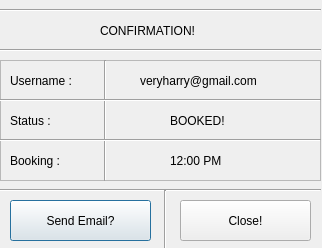
This is QtPy5/Final_project_Config.ui in harsimran2421/bike-dock-system as Qt 5 draws it before an edit. The edited form follows.
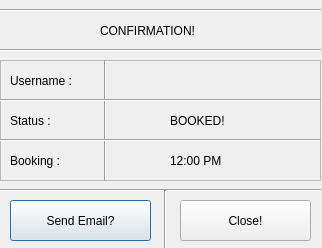
This is the edited form.

The edit to the form file:
```diff
--- a/QtPy5/Final_project_Config.ui
+++ b/QtPy5/Final_project_Config.ui
@@ -168,7 +168,7 @@
      </rect>
     </property>
     <property name="text">
-     <string>veryharry@gmail.com</string>
+     <string/>
     </property>
    </widget>
    <widget class="QLabel" name="label_7">
```
Left out of the diff: 6 changed lines with no effect on the pictures.
